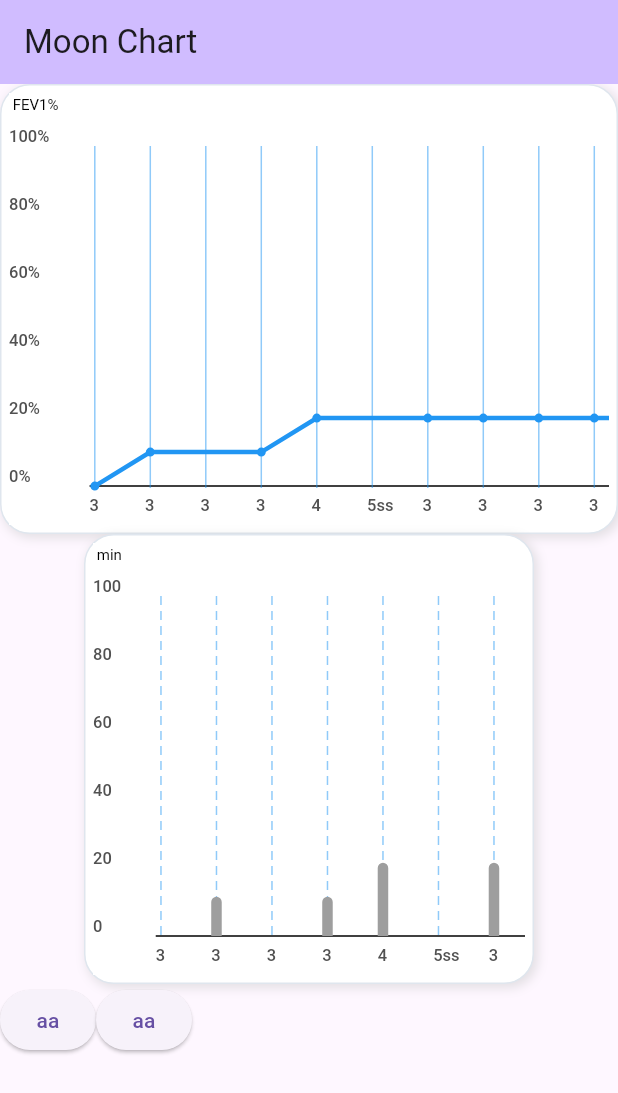
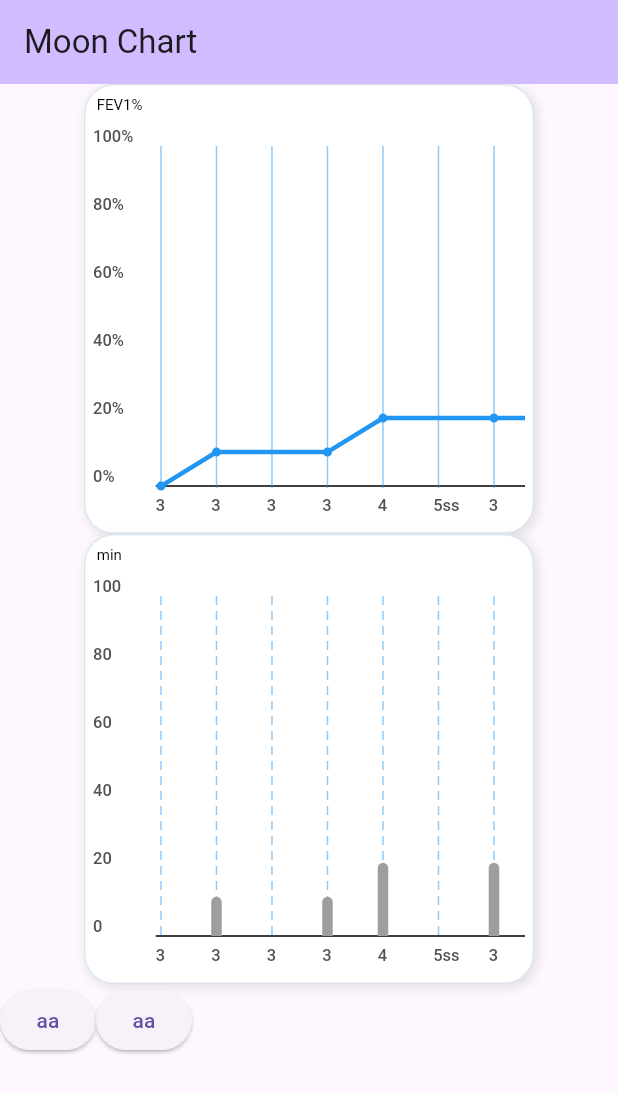
Before and after one commit to icecrao2/moon_charts, a Flutter app: the screen it shows after launch, on a phone screen of 412 x 824 dp. Shown: the top 1093 px of the screen. Run offline on Flutter 3.47's test engine with Material 3 defaults, Android fonts, the phone set to English and light mode, and no system bars.

Commit message:
fix example

```diff
--- a/example/lib/main.dart
+++ b/example/lib/main.dart
@@ -100,7 +100,7 @@ class _MyHomePageState extends State<MyHomePage> {
             children: [
 
               Container(
-                // width: 300,
+                width: 300,
                 height: 300,
                 alignment: Alignment.center,
                 child: MoonChart.linearChart(
```
